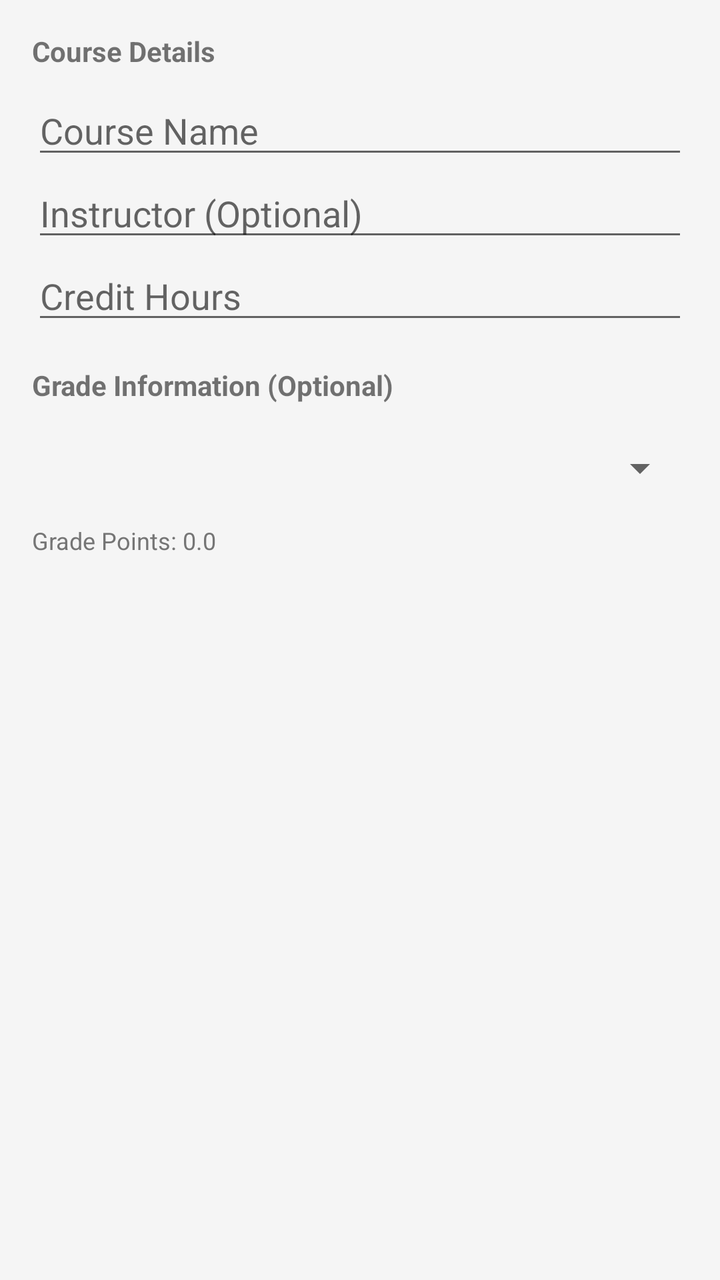
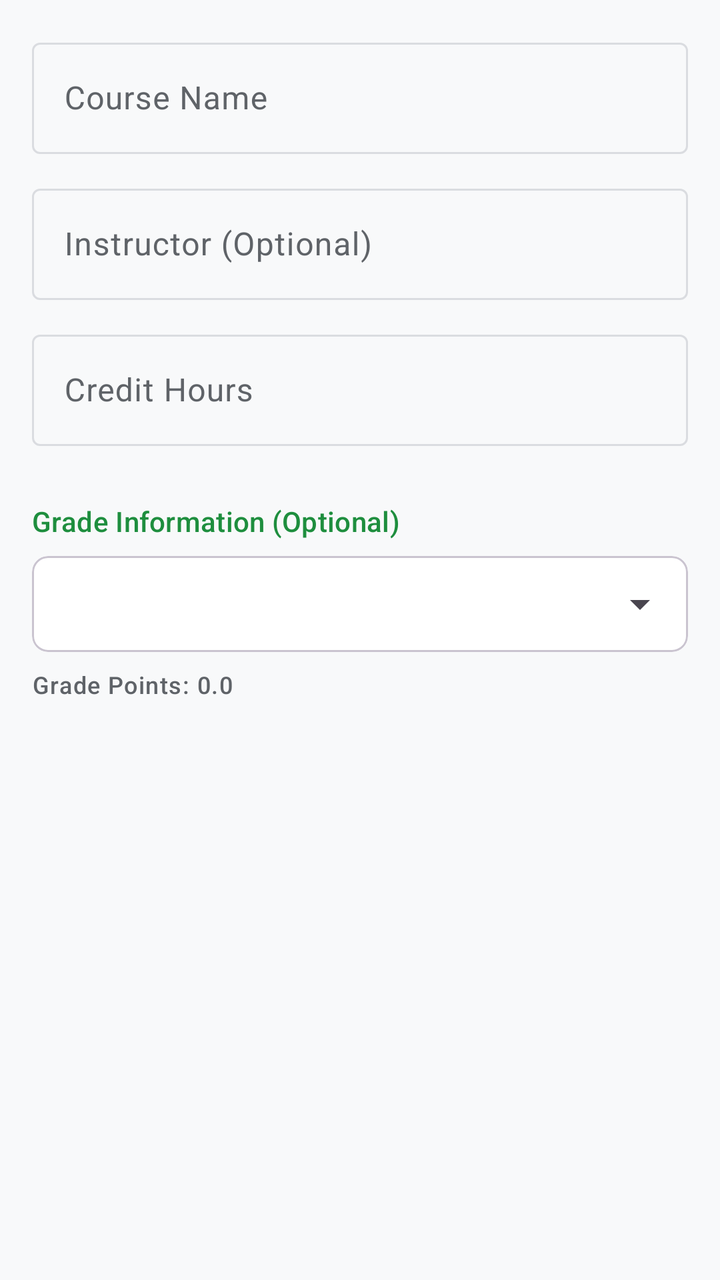

Before-and-after screenshots of an Android layout around one commit, followed by the original layout XML and the change that was made.
<!-- AndroidManifest.xml: application theme Theme.Studbuddy -->
<!-- res/layout/dialog_add_course.xml -->
<?xml version="1.0" encoding="utf-8"?>
<LinearLayout xmlns:android="http://schemas.android.com/apk/res/android"
    android:layout_width="match_parent"
    android:layout_height="wrap_content"
    android:orientation="vertical"
    android:padding="16dp">

    <TextView
        android:layout_width="wrap_content"
        android:layout_height="wrap_content"
        android:text="Course Details"
        android:textStyle="bold"
        android:layout_marginBottom="8dp"/>

    <EditText
        android:id="@+id/etCourseName"
        android:layout_width="match_parent"
        android:layout_height="wrap_content"
        android:hint="Course Name"
        android:inputType="textCapWords" />

    <EditText
        android:id="@+id/etInstructor"
        android:layout_width="match_parent"
        android:layout_height="wrap_content"
        android:hint="Instructor (Optional)"
        android:inputType="textPersonName" />

    <EditText
        android:id="@+id/etCredits"
        android:layout_width="match_parent"
        android:layout_height="wrap_content"
        android:hint="Credit Hours"
        android:inputType="number" />

    <TextView
        android:layout_width="wrap_content"
        android:layout_height="wrap_content"
        android:text="Grade Information (Optional)"
        android:textStyle="bold"
        android:layout_marginTop="16dp"
        android:layout_marginBottom="8dp"/>

    <Spinner
        android:id="@+id/spinnerGrade"
        android:layout_width="match_parent"
        android:layout_height="wrap_content"
        android:minHeight="48dp" />

    <TextView
        android:id="@+id/tvGradePointsDisplay"
        android:layout_width="match_parent"
        android:layout_height="wrap_content"
        android:layout_marginTop="4dp"
        android:textColor="@color/colorTextSecondary"
        android:textSize="12sp"
        android:text="Grade Points: 0.0" />

</LinearLayout>
<!-- resources referenced by this layout -->
<resources>
  <color name="colorTextSecondary">#757575</color>
  <style name="Theme.Studbuddy" parent="Theme.AppCompat.Light.NoActionBar">
          
          <item name="colorPrimary">@color/colorPrimary</item>
          <item name="colorPrimaryDark">@color/colorPrimaryDark</item>
          <item name="colorAccent">@color/colorAccent</item>
          
          <item name="android:windowBackground">@color/colorBackground</item>
      </style>
  <color name="colorPrimary">#1565C0</color>
  <color name="colorPrimaryDark">#003c8f</color>
  <color name="colorAccent">#42A5F5</color>
  <color name="colorBackground">#F5F5F5</color>
</resources>

<!-- the commit's change to res/layout/dialog_add_course.xml (unified diff, before → after) -->
@@ -1,59 +1,82 @@
 <?xml version="1.0" encoding="utf-8"?>
 <LinearLayout xmlns:android="http://schemas.android.com/apk/res/android"
+    xmlns:app="http://schemas.android.com/apk/res-auto"
     android:layout_width="match_parent"
     android:layout_height="wrap_content"
     android:orientation="vertical"
     android:padding="16dp">
 
-    <TextView
-        android:layout_width="wrap_content"
-        android:layout_height="wrap_content"
-        android:text="Course Details"
-        android:textStyle="bold"
-        android:layout_marginBottom="8dp"/>
-
-    <EditText
-        android:id="@+id/etCourseName"
+    <com.google.android.material.textfield.TextInputLayout
         android:layout_width="match_parent"
         android:layout_height="wrap_content"
         android:hint="Course Name"
-        android:inputType="textCapWords" />
+        style="@style/Widget.Material3.TextInputLayout.OutlinedBox"
+        android:layout_marginBottom="12dp">
 
-    <EditText
-        android:id="@+id/etInstructor"
+        <com.google.android.material.textfield.TextInputEditText
+            android:id="@+id/etCourseName"
+            android:layout_width="match_parent"
+            android:layout_height="wrap_content"
+            android:inputType="textCapWords" />
+    </com.google.android.material.textfield.TextInputLayout>
+
+    <com.google.android.material.textfield.TextInputLayout
         android:layout_width="match_parent"
         android:layout_height="wrap_content"
         android:hint="Instructor (Optional)"
-        android:inputType="textPersonName" />
+        style="@style/Widget.Material3.TextInputLayout.OutlinedBox"
+        android:layout_marginBottom="12dp">
 
-    <EditText
-        android:id="@+id/etCredits"
+        <com.google.android.material.textfield.TextInputEditText
+            android:id="@+id/etInstructor"
+            android:layout_width="match_parent"
+            android:layout_height="wrap_content"
+            android:inputType="textPersonName" />
+    </com.google.android.material.textfield.TextInputLayout>
+
+    <com.google.android.material.textfield.TextInputLayout
         android:layout_width="match_parent"
         android:layout_height="wrap_content"
         android:hint="Credit Hours"
-        android:inputType="number" />
+        style="@style/Widget.Material3.TextInputLayout.OutlinedBox"
+        android:layout_marginBottom="12dp">
+
+        <com.google.android.material.textfield.TextInputEditText
+            android:id="@+id/etCredits"
+            android:layout_width="match_parent"
+            android:layout_height="wrap_content"
+            android:inputType="number" />
+    </com.google.android.material.textfield.TextInputLayout>
 
     <TextView
         android:layout_width="wrap_content"
         android:layout_height="wrap_content"
         android:text="Grade Information (Optional)"
-        android:textStyle="bold"
+        android:textAppearance="?attr/textAppearanceTitleSmall"
+        android:textColor="?attr/colorPrimary"
         android:layout_marginTop="16dp"
         android:layout_marginBottom="8dp"/>
 
-    <Spinner
-        android:id="@+id/spinnerGrade"
+    <com.google.android.material.card.MaterialCardView
         android:layout_width="match_parent"
         android:layout_height="wrap_content"
-        android:minHeight="48dp" />
+        style="?attr/materialCardViewOutlinedStyle"
+        app:cardCornerRadius="8dp">
+
+        <Spinner
+            android:id="@+id/spinnerGrade"
+            android:layout_width="match_parent"
+            android:layout_height="wrap_content"
+            android:minHeight="48dp" />
+    </com.google.android.material.card.MaterialCardView>
 
     <TextView
         android:id="@+id/tvGradePointsDisplay"
         android:layout_width="match_parent"
         android:layout_height="wrap_content"
-        android:layout_marginTop="4dp"
-        android:textColor="@color/colorTextSecondary"
-        android:textSize="12sp"
+        android:layout_marginTop="8dp"
+        android:textAppearance="?attr/textAppearanceLabelMedium"
+        android:textColor="?attr/colorOnSurfaceVariant"
         android:text="Grade Points: 0.0" />
 
 </LinearLayout>
<!-- resource entries referenced after the edit -->
@@ -1,17 +1,58 @@
 <!-- resources referenced by this layout -->
 <resources>
-  <color name="colorTextSecondary">#757575</color>
-  <style name="Theme.Studbuddy" parent="Theme.AppCompat.Light.NoActionBar">
+  <style name="Theme.Studbuddy" parent="Theme.Material3.DayNight.NoActionBar">
           
-          <item name="colorPrimary">@color/colorPrimary</item>
-          <item name="colorPrimaryDark">@color/colorPrimaryDark</item>
-          <item name="colorAccent">@color/colorAccent</item>
+          <item name="colorPrimary">@color/md_theme_light_primary</item>
+          <item name="colorOnPrimary">@color/md_theme_light_onPrimary</item>
+          <item name="colorPrimaryContainer">@color/md_theme_light_primaryContainer</item>
+          <item name="colorOnPrimaryContainer">@color/md_theme_light_onPrimaryContainer</item>
+          <item name="colorSecondary">@color/md_theme_light_secondary</item>
+          <item name="colorOnSecondary">@color/md_theme_light_onSecondary</item>
+          <item name="colorSecondaryContainer">@color/md_theme_light_secondaryContainer</item>
+          <item name="colorOnSecondaryContainer">@color/md_theme_light_onSecondaryContainer</item>
+          <item name="colorTertiary">@color/md_theme_light_tertiary</item>
+          <item name="colorOnTertiary">@color/md_theme_light_onTertiary</item>
+          <item name="colorTertiaryContainer">@color/md_theme_light_tertiaryContainer</item>
+          <item name="colorOnTertiaryContainer">@color/md_theme_light_onTertiaryContainer</item>
+          <item name="colorError">@color/md_theme_light_error</item>
+          <item name="colorOnError">@color/md_theme_light_onError</item>
+          <item name="colorErrorContainer">@color/md_theme_light_errorContainer</item>
+          <item name="colorOnErrorContainer">@color/md_theme_light_onErrorContainer</item>
+          <item name="android:windowBackground">@color/md_theme_light_background</item>
+          <item name="colorOutline">@color/md_theme_light_outline</item>
+          <item name="colorSurfaceVariant">@color/md_theme_light_surfaceVariant</item>
+          <item name="colorOnSurfaceVariant">@color/md_theme_light_onSurfaceVariant</item>
+          <item name="colorSurface">@color/md_theme_light_surface</item>
+          <item name="colorOnSurface">@color/md_theme_light_onSurface</item>
+  
           
-          <item name="android:windowBackground">@color/colorBackground</item>
+          <item name="headerBackground">?attr/colorSurface</item>
+          <item name="headerTextColor">?attr/colorOnSurface</item>
+  
+          
+          <item name="materialCardViewStyle">@style/Widget.Material3.CardView.Outlined</item>
       </style>
-  <color name="colorPrimary">#1565C0</color>
-  <color name="colorPrimaryDark">#003c8f</color>
-  <color name="colorAccent">#42A5F5</color>
-  <color name="colorBackground">#F5F5F5</color>
+  <color name="md_theme_light_primary">#1E8E3E</color>
+  <color name="md_theme_light_onPrimary">#FFFFFF</color>
+  <color name="md_theme_light_primaryContainer">#E6F4EA</color>
+  <color name="md_theme_light_onPrimaryContainer">#0D652D</color>
+  <color name="md_theme_light_secondary">#5F6368</color>
+  <color name="md_theme_light_onSecondary">#FFFFFF</color>
+  <color name="md_theme_light_secondaryContainer">#E8EAED</color>
+  <color name="md_theme_light_onSecondaryContainer">#202124</color>
+  <color name="md_theme_light_tertiary">#1967D2</color>
+  <color name="md_theme_light_onTertiary">#FFFFFF</color>
+  <color name="md_theme_light_tertiaryContainer">#E8F0FE</color>
+  <color name="md_theme_light_onTertiaryContainer">#174EA6</color>
+  <color name="md_theme_light_error">#D93025</color>
+  <color name="md_theme_light_onError">#FFFFFF</color>
+  <color name="md_theme_light_errorContainer">#FCE8E6</color>
+  <color name="md_theme_light_onErrorContainer">#A50E0E</color>
+  <color name="md_theme_light_background">#F8F9FA</color>
+  <color name="md_theme_light_outline">#DADCE0</color>
+  <color name="md_theme_light_surfaceVariant">#F1F3F4</color>
+  <color name="md_theme_light_onSurfaceVariant">#5F6368</color>
+  <color name="md_theme_light_surface">#FFFFFF</color>
+  <color name="md_theme_light_onSurface">#202124</color>
 </resources>
 
